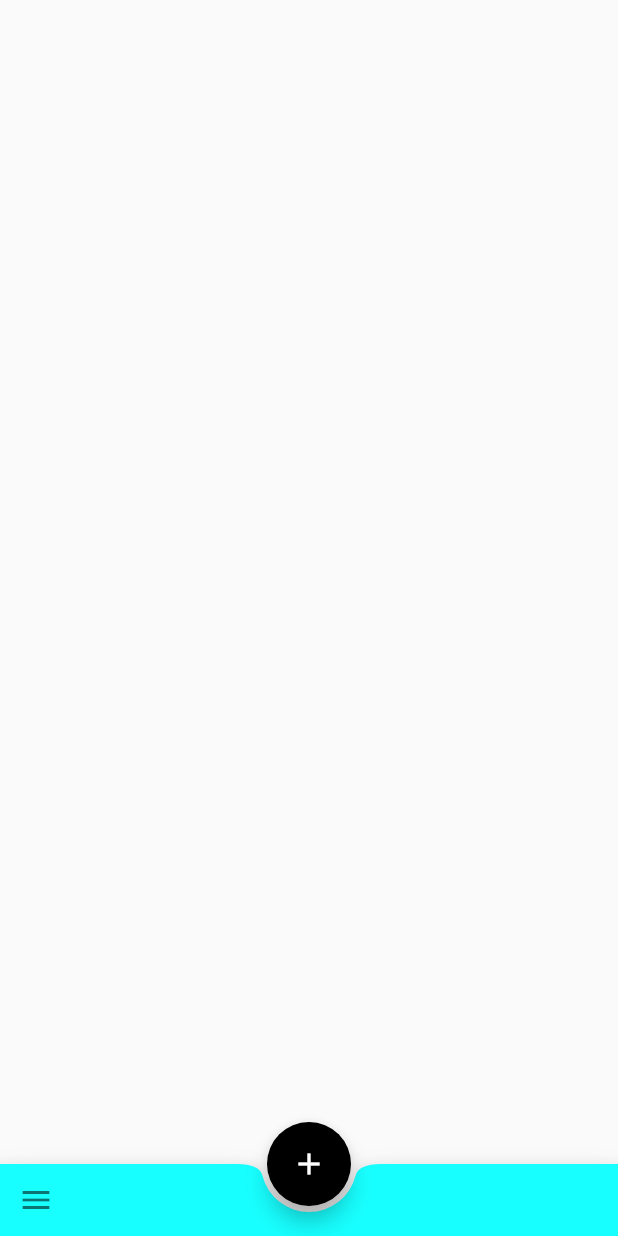
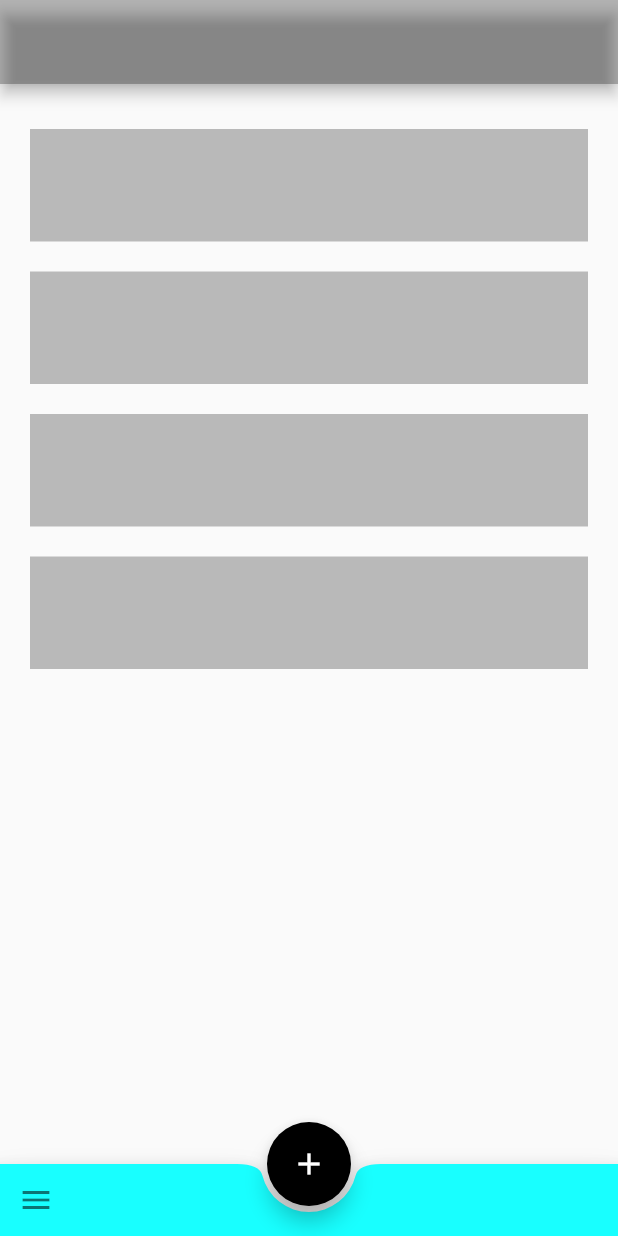
Before and after one commit to flame11st/M.Mobile, a Flutter app: the screen it shows after launch, on a phone screen of 412 x 824 dp. Run offline on Flutter 3.47's test engine with Material 2 defaults, Android fonts, the light colour scheme and no system bars; network calls fail.

Commit message:
Add several widgets

```diff
--- /dev/null
+++ b/lib/Widgets/MovieList.dart
@@ -0,0 +1,18 @@
+import 'package:flutter/material.dart';
+import 'MovieListItem.dart';
+
+class MovieList extends StatelessWidget {
+  @override
+  Widget build(BuildContext context) {
+    // TODO: implement build
+    return ListView(
+      padding: EdgeInsets.all(20),
+      children: <Widget>[
+        MovieListItem(),
+        MovieListItem(),
+        MovieListItem(),
+        MovieListItem()
+      ],
+    );
+  }
+}
--- /dev/null
+++ b/lib/Widgets/MovieListItem.dart
@@ -0,0 +1,31 @@
+import 'package:flutter/material.dart';
+
+class MovieListItem extends StatefulWidget {
+  @override
+  State<StatefulWidget> createState() {
+    return MovieListItemState();
+  }
+}
+
+class MovieListItemState extends State<MovieListItem> {
+  bool selected = false;
+
+  Widget build(BuildContext context) {
+    return GestureDetector(
+      onTap: () {
+        setState(() {
+          selected = !selected;
+        });
+      },
+      child: Center(
+        child: AnimatedContainer(
+          height: selected ? 250.0 : 75.0,
+          margin: EdgeInsets.fromLTRB(0, 10, 0, 10),
+          color: Colors.black26,
+          duration: Duration(milliseconds: 200),
+        ),
+      ),
+    );
+  }
+
+}
--- a/lib/Widgets/mHome.dart
+++ b/lib/Widgets/mHome.dart
@@ -1,6 +1,8 @@
 import 'package:flutter/material.dart';
+import 'package:flutter/services.dart';
 import 'package:http/http.dart' as http;
 import 'bottomNavigationBar.dart';
+import 'MovieList.dart';
 
 class MHome extends StatefulWidget {
   @override
@@ -26,11 +28,16 @@ class MHomeState extends State<MHome> {
 
   @override
   Widget build(BuildContext context) {
+    SystemChrome.setSystemUIOverlayStyle(SystemUiOverlayStyle(
+      statusBarColor: Colors.blue, //or set color with: Color(0xFF0000FF)
+    ));
+
     return MaterialApp(
         home: Scaffold(
-          body: Center(
-            child: Text(text),
+          appBar: AppBar(
+            backgroundColor: Colors.black26,
           ),
+          body: MovieList(),
           floatingActionButton: FloatingActionButton(
             onPressed: () {
               print('Floating action button pressed');
```
